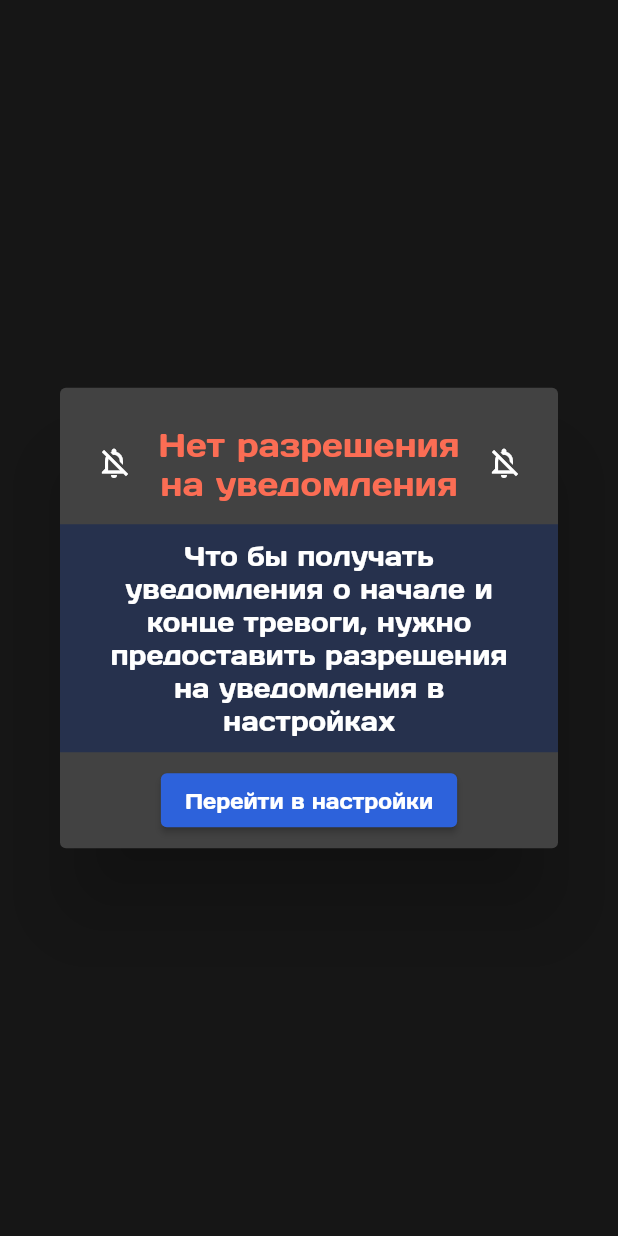
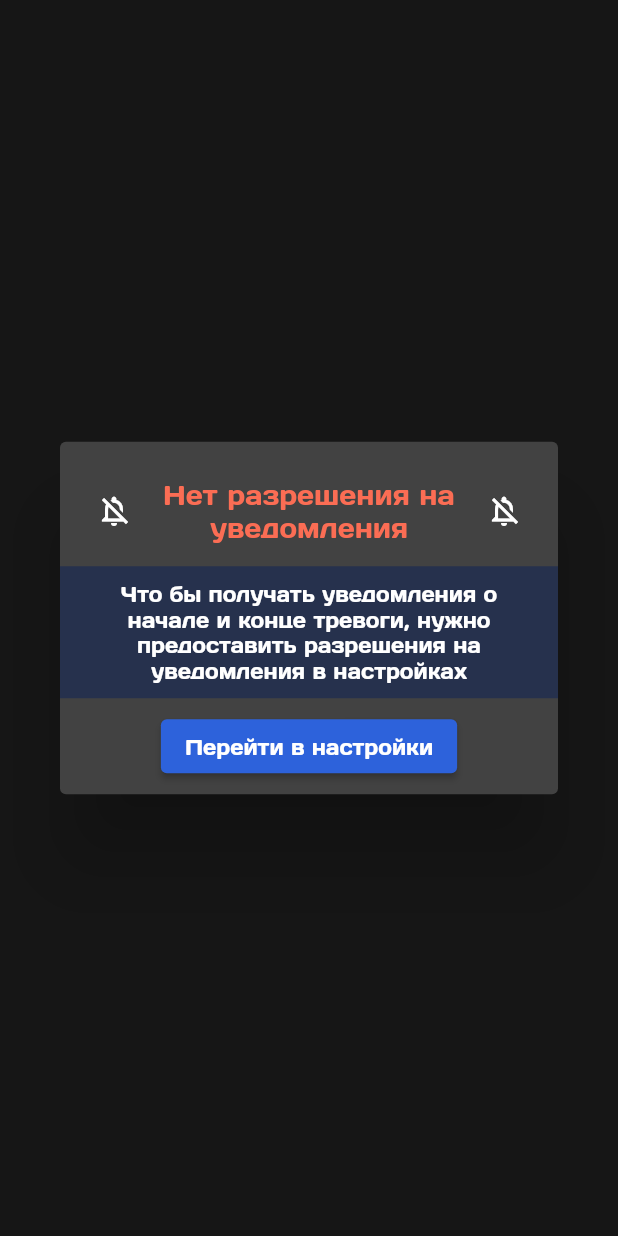
Before and after one commit to VladlenRnd/AirAlarm-flutter, a Flutter app: what showPermissionDialog() shows on an empty page, opened directly, on a phone screen of 412 x 824 dp. Run offline on Flutter 3.47's test engine with Material 2 defaults, Android fonts, the phone set to English and light mode, and no system bars; our stand-ins replace animated_text_kit, audioplayers, csv, equatable, expandable, firebase_core and 14 more; missing offline and left inert: app_settings, byte_converter, fl_animated_linechart, flutter_background_service; accounts and stored records are empty; network calls fail.

Commit message:
Small fixe UI

```diff
--- a/lib/dialog/no_permission_dialog.dart
+++ b/lib/dialog/no_permission_dialog.dart
@@ -18,7 +18,7 @@ void showPermissionDialog(BuildContext context) {
                     child: Text(
                   "Нет разрешения на уведомления",
                   textAlign: TextAlign.center,
-                  style: TextStyle(fontSize: 22, color: CustomColor.red),
+                  style: TextStyle(fontSize: 18, color: CustomColor.red),
                 )),
                 Icon(Icons.notifications_off_outlined),
               ],
@@ -28,7 +28,7 @@ void showPermissionDialog(BuildContext context) {
               padding: const EdgeInsets.symmetric(horizontal: 24, vertical: 10),
               color: CustomColor.systemTextBox,
               child: const Text("Что бы получать уведомления о начале и конце тревоги, нужно предоставить разрешения на уведомления в настройках",
-                  style: TextStyle(fontSize: 18), textAlign: TextAlign.center),
+                  style: TextStyle(fontSize: 14), textAlign: TextAlign.center),
             ),
             actionsAlignment: MainAxisAlignment.center,
             actions: <Widget>[
--- a/lib/screen/drawer/drawer_screen.dart
+++ b/lib/screen/drawer/drawer_screen.dart
@@ -188,7 +188,7 @@ class CustomDrawer extends StatelessWidget {
         icon: const Icon(Icons.battery_alert, size: 40),
         actionButtonStr: "Да",
         closeButtonStr: "Нет",
-        contenInfo: "Этот режим потребляем больше заряда аккамулятора, включить функцию автоопределение области?",
+        contenInfo: "Этот режим потребляем больше заряда аккамулятора \n \n Включить функцию автоопределение области?",
       )) {
         if (await LocationService.enableAutoLocation()) {
           Navigator.of(context).pop();
--- a/pubspec.yaml
+++ b/pubspec.yaml
@@ -15,7 +15,7 @@ publish_to: 'none' # Remove this line if you wish to publish to pub.dev
 # In iOS, build-name is used as CFBundleShortVersionString while build-number used as CFBundleVersion.
 # Read more about iOS versioning at
 # https://developer.apple.com/library/archive/documentation/General/Reference/InfoPlistKeyReference/Articles/CoreFoundationKeys.html
-version: 1.5.0+1
+version: 1.5.2+1
 
 environment:
   sdk: ">=2.17.1 <3.0.0"
```
Also changed, not shown: lib/dialog/info_dialog.dart (+8 -6 lines).
